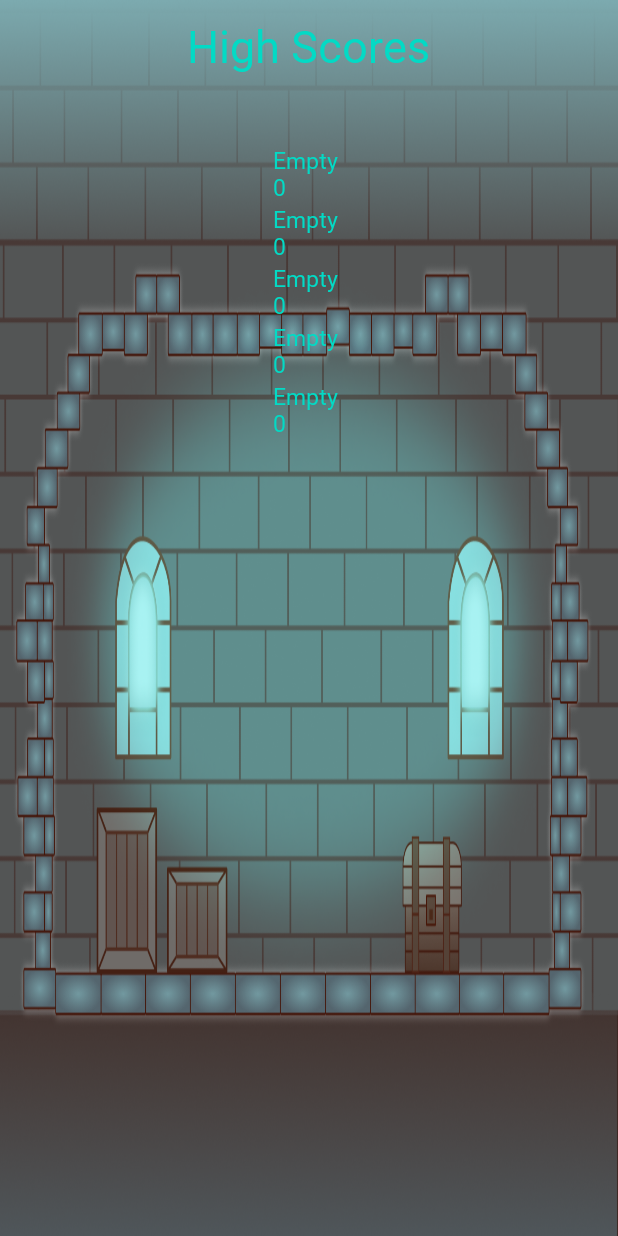
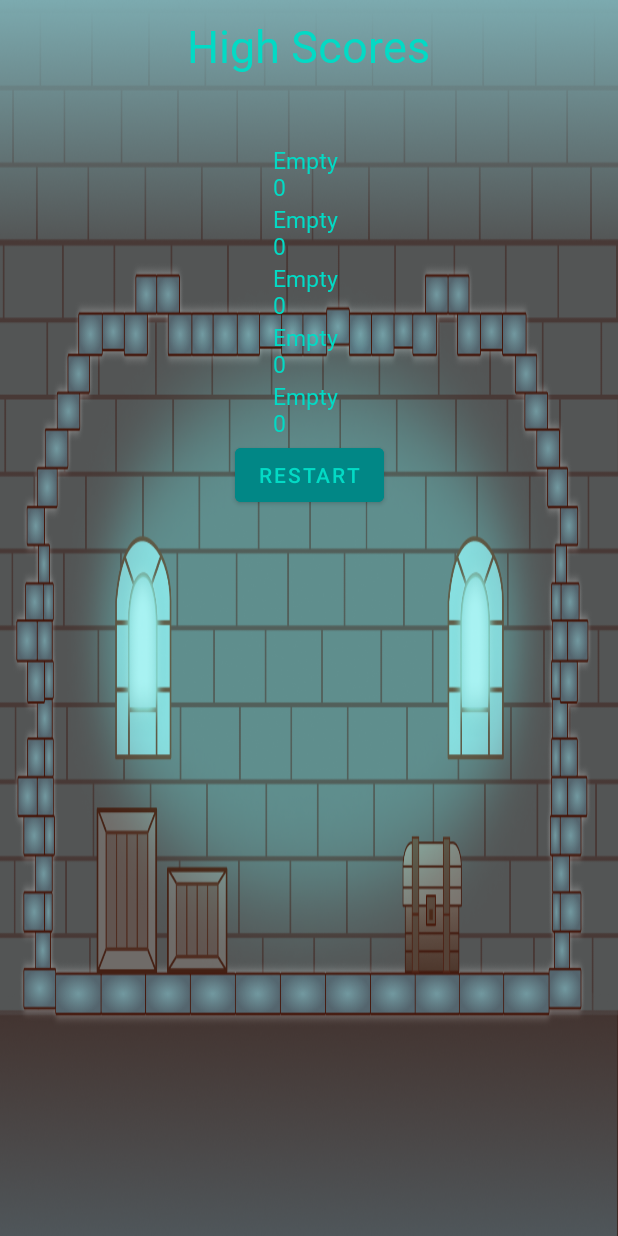
Before and after one commit to emmalynguyen/CS2340C_Team19, an Android app: the layout activity_ending.xml on its own in the app's theme, with its tools: preview values and no code run, on a phone screen of 412 x 824 dp. Run offline under Robolectric (Android 15) with nearby library versions, the phone set to English and light mode, and no system bars.

Commit message:
Leaderboard and Score finished
Can play multiple times and score gets added to leaderboard each time

```diff
--- a/DungeonCrawler/app/src/main/res/layout/activity_ending.xml
+++ b/DungeonCrawler/app/src/main/res/layout/activity_ending.xml
@@ -9,7 +9,7 @@
     tools:context=".views.Ending">
 
     <TextView
-        android:id="@+id/textView"
+        android:id="@+id/score"
         android:layout_width="wrap_content"
         android:layout_height="wrap_content"
         android:layout_marginTop="10dp"
@@ -27,7 +27,7 @@
 
 
     <TextView
-        android:id="@+id/textView2"
+        android:id="@+id/scoreText2"
         android:layout_width="wrap_content"
         android:layout_height="wrap_content"
         android:fontFamily="@font/vt323"
@@ -38,9 +38,9 @@
         app:layout_constraintHorizontal_bias="0.499"
         app:layout_constraintEnd_toEndOf="parent"
         app:layout_constraintStart_toStartOf="parent"
-        app:layout_constraintTop_toBottomOf="@+id/textView"/>
+        app:layout_constraintTop_toBottomOf="@+id/score"/>
     <TextView
-        android:id="@+id/textView3"
+        android:id="@+id/scoreText3"
         android:layout_width="wrap_content"
         android:layout_height="wrap_content"
         android:fontFamily="@font/vt323"
@@ -51,9 +51,9 @@
         app:layout_constraintHorizontal_bias="0.499"
         app:layout_constraintEnd_toEndOf="parent"
         app:layout_constraintStart_toStartOf="parent"
-        app:layout_constraintTop_toBottomOf="@+id/textView2"/>
+        app:layout_constraintTop_toBottomOf="@+id/scoreText2"/>
     <TextView
-        android:id="@+id/textView4"
+        android:id="@+id/scoreText4"
         android:layout_width="wrap_content"
         android:layout_height="wrap_content"
         android:fontFamily="@font/vt323"
@@ -64,9 +64,9 @@
         app:layout_constraintHorizontal_bias="0.499"
         app:layout_constraintEnd_toEndOf="parent"
         app:layout_constraintStart_toStartOf="parent"
-        app:layout_constraintTop_toBottomOf="@+id/textView3"/>
+        app:layout_constraintTop_toBottomOf="@+id/scoreText3"/>
     <TextView
-        android:id="@+id/textView5"
+        android:id="@+id/scoreText5"
         android:layout_width="wrap_content"
         android:layout_height="wrap_content"
         android:fontFamily="@font/vt323"
@@ -77,9 +77,9 @@
         app:layout_constraintHorizontal_bias="0.499"
         app:layout_constraintEnd_toEndOf="parent"
         app:layout_constraintStart_toStartOf="parent"
-        app:layout_constraintTop_toBottomOf="@+id/textView4"/>
+        app:layout_constraintTop_toBottomOf="@+id/scoreText4"/>
     <TextView
-        android:id="@+id/textView6"
+        android:id="@+id/scoreText6"
         android:layout_width="wrap_content"
         android:layout_height="wrap_content"
         android:fontFamily="@font/vt323"
@@ -90,7 +90,19 @@
         app:layout_constraintHorizontal_bias="0.499"
         app:layout_constraintEnd_toEndOf="parent"
         app:layout_constraintStart_toStartOf="parent"
-        app:layout_constraintTop_toBottomOf="@+id/textView5"/>
+        app:layout_constraintTop_toBottomOf="@+id/scoreText5"/>
+
+    <Button
+        android:id="@+id/restartButton"
+        android:layout_width="wrap_content"
+        android:layout_height="wrap_content"
+        android:backgroundTint="@color/teal_700"
+        android:text="Restart"
+        android:textColor="@color/teal_200"
+        app:layout_constraintEnd_toEndOf="parent"
+        app:layout_constraintHorizontal_bias="0.5"
+        app:layout_constraintStart_toStartOf="parent"
+        app:layout_constraintTop_toBottomOf="@id/scoreText6" />
 
 
 </androidx.constraintlayout.widget.ConstraintLayout>
```
Also changed, not shown: DungeonCrawler/app/src/main/java/com/example/dungeoncrawler/models/Leaderboard.java (+10 -6 lines), DungeonCrawler/app/src/main/java/com/example/dungeoncrawler/models/Score.java (added, +34 -0 lines), DungeonCrawler/app/src/main/java/com/example/dungeoncrawler/views/Ending.java (+34 -0 lines), DungeonCrawler/app/src/main/java/com/example/dungeoncrawler/views/GameScene.java (+19 -0 lines), DungeonCrawler/app/src/main/res/layout/activity_game_scene.xml (+13 -1 lines), 1 other file.
